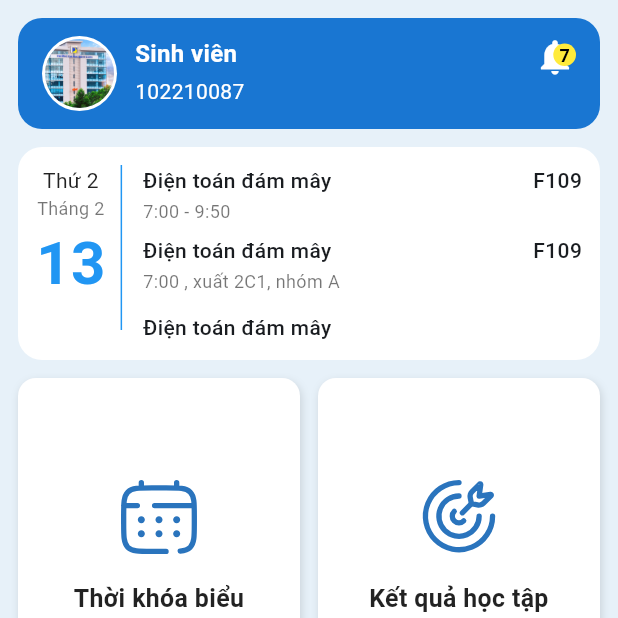
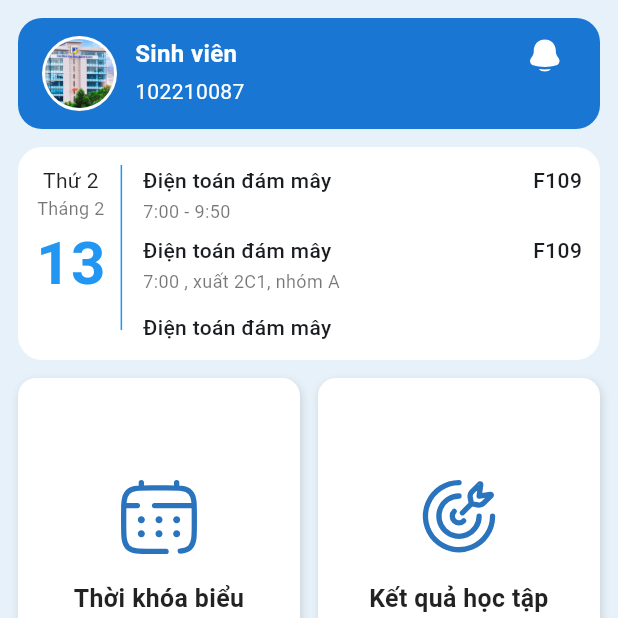
Before and after one commit to hahung200903/dDUT-mobile-app, a Flutter app: the screen it shows after launch, on a phone screen of 412 x 824 dp, the top half of it. Run offline on Flutter 3.47's test engine with Material 3 defaults, Android fonts, the phone set to English and light mode, and no system bars; our stand-ins replace bloc, equatable, fl_chart, flutter_bloc, flutter_svg.

Commit message:
minor fixes on UI

```diff
--- a/flutter_application/lib/pages/home.dart
+++ b/flutter_application/lib/pages/home.dart
@@ -164,22 +164,15 @@ class HeaderSection extends StatelessWidget {
           ),
           Stack(
             children: [
-              const Icon(Icons.notifications, color: Colors.white, size: 28),
-              Positioned(
-                right: 0,
-                child: Container(
-                  padding: const EdgeInsets.all(4),
-                  decoration: const BoxDecoration(
-                    color: Colors.yellow,
-                    shape: BoxShape.circle,
-                  ),
-                  child: const Text(
-                    '7',
-                    style: TextStyle(
-                      color: Colors.black,
-                      fontSize: 12,
-                      fontWeight: FontWeight.bold,
-                    ),
+              Padding(
+                padding: const EdgeInsets.only(right: 8.0),
+                child: SvgPicture.asset(
+                  'assets/icons/solar_bell-bold.svg',
+                  width: 26,
+                  height: 26,
+                  colorFilter: const ColorFilter.mode(
+                    Colors.white,
+                    BlendMode.srcIn,
                   ),
                 ),
               ),
```
Also changed, not shown: flutter_application/lib/pages/results.dart (+15 -3 lines), flutter_application/lib/pages/statistics.dart (+20 -3 lines), flutter_application/assets/icons/solar_bell-bold.svg (added).
